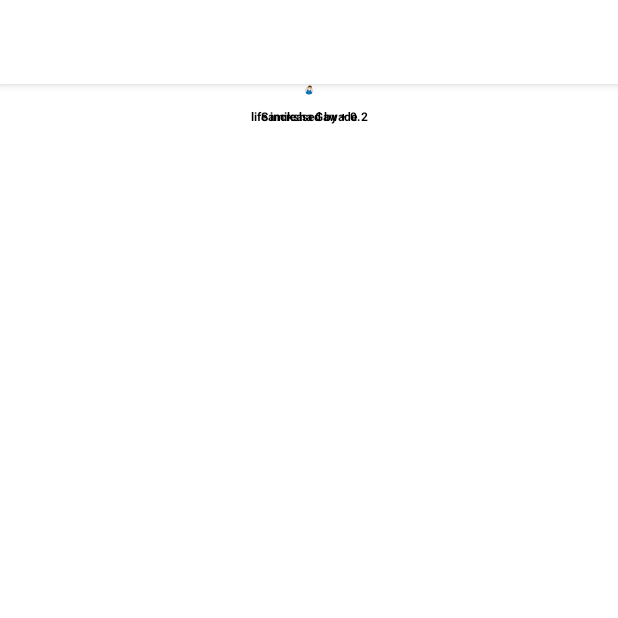
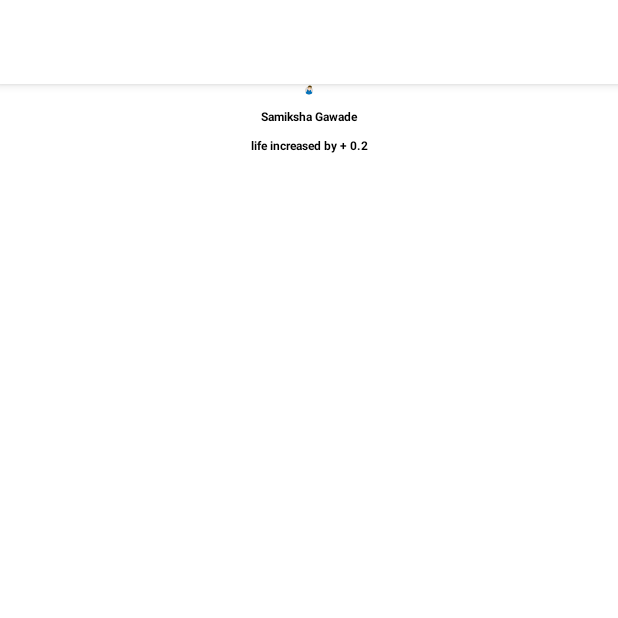
Before and after one commit to cutieandroid/yogaX, an Android app: the support screen opened directly, with no data from a screen before it, on a phone screen of 412 x 824 dp, the top half of it. Run offline under Robolectric (Android 15) with nearby library versions, the phone set to English and light mode, and no system bars.

Commit message:
intial commit

```diff
--- a/app/src/main/res/layout/activity_support.xml
+++ b/app/src/main/res/layout/activity_support.xml
@@ -49,7 +49,7 @@
             android:textColor="@color/black"
             android:textSize="@dimen/_20font_mdp"
             android:textStyle="bold"
-            app:layout_constraintTop_toBottomOf="@+id/profile">
+            app:layout_constraintTop_toBottomOf="@+id/username">
 
         </TextView>
 
```
